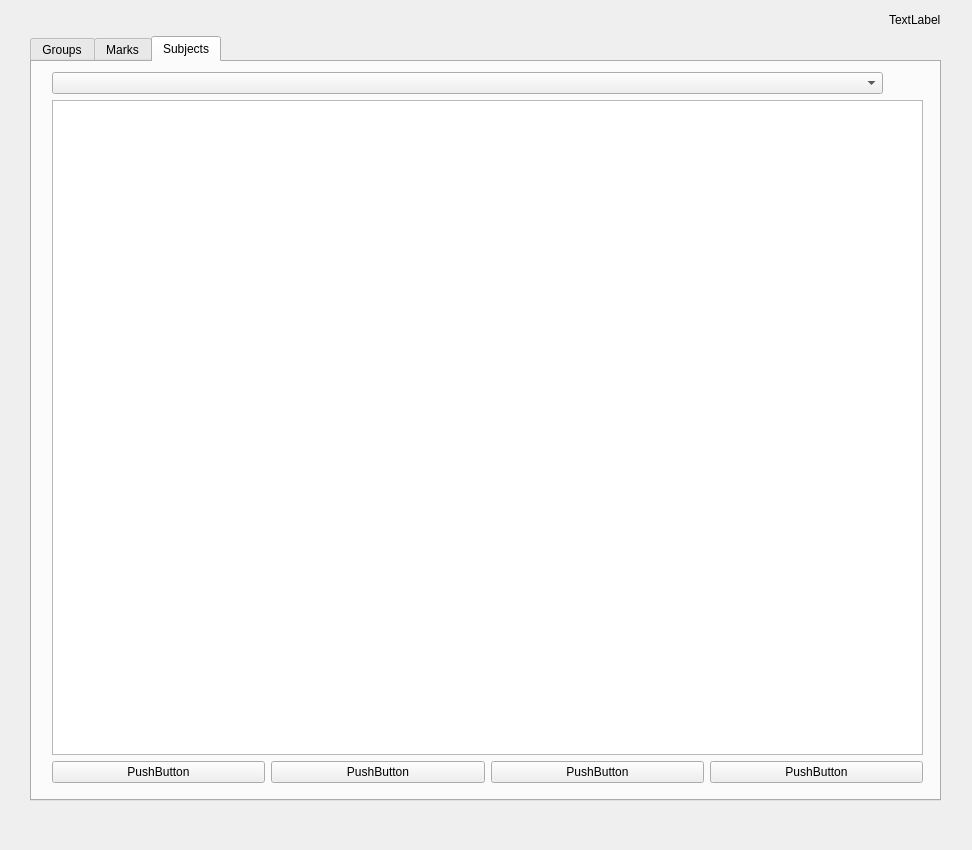
Old version of the form ui/teacher_window.ui in the repository Ane1y/deanery_db.
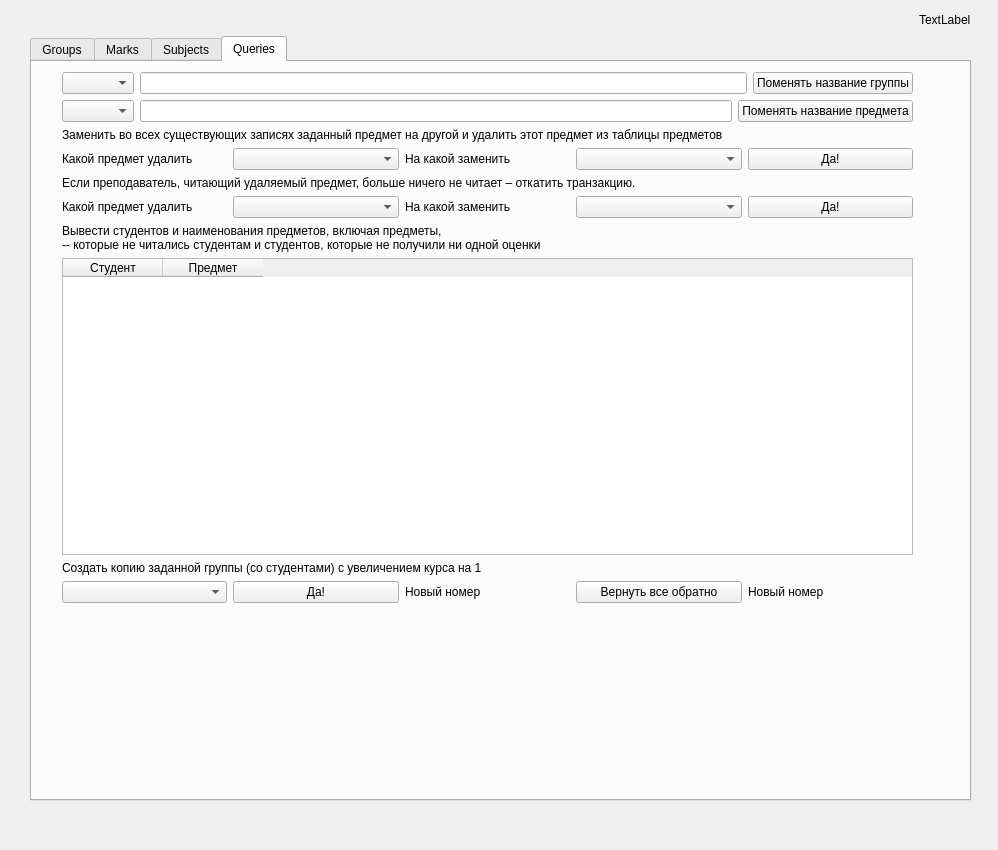
New version of the form. The open tabs and pages were chosen to show the change.

Commit message: реализиван вывод функций и представлений

```diff
--- a/ui/teacher_window.ui
+++ b/ui/teacher_window.ui
@@ -6,7 +6,7 @@
    <rect>
     <x>0</x>
     <y>0</y>
-    <width>972</width>
+    <width>998</width>
     <height>850</height>
    </rect>
   </property>
@@ -18,7 +18,7 @@
     <rect>
      <x>30</x>
      <y>10</y>
-     <width>911</width>
+     <width>941</width>
      <height>791</height>
     </rect>
    </property>
@@ -403,8 +403,8 @@
          <rect>
           <x>20</x>
           <y>10</y>
-          <width>871</width>
-          <height>711</height>
+          <width>901</width>
+          <height>701</height>
          </rect>
         </property>
         <layout class="QVBoxLayout" name="verticalLayout_3">
@@ -469,6 +469,201 @@
         </layout>
        </widget>
       </widget>
+      <widget class="QWidget" name="tab">
+       <attribute name="title">
+        <string>Queries</string>
+       </attribute>
+       <widget class="QWidget" name="verticalLayoutWidget_5">
+        <property name="geometry">
+         <rect>
+          <x>30</x>
+          <y>10</y>
+          <width>851</width>
+          <height>531</height>
+         </rect>
+        </property>
+        <layout class="QVBoxLayout" name="verticalLayout_5">
+         <item>
+          <layout class="QHBoxLayout" name="horizontalLayout_11">
+           <item>
+            <widget class="QComboBox" name="groupPointerComboBox_2"/>
+           </item>
+           <item>
+            <widget class="QLineEdit" name="changeNameOfGroupLineEdit"/>
+           </item>
+           <item>
+            <widget class="QPushButton" name="changeNameOfGroupButton">
+             <property name="text">
+              <string>Поменять название группы</string>
+             </property>
+            </widget>
+           </item>
+          </layout>
+         </item>
+         <item>
+          <layout class="QHBoxLayout" name="horizontalLayout_13">
+           <item>
+            <widget class="QComboBox" name="groupPointerComboBox1_2"/>
+           </item>
+           <item>
+            <widget class="QLineEdit" name="changeNameOfSubjectLinEdit"/>
+           </item>
+           <item>
+            <widget class="QPushButton" name="changeNameOfSubjectButton">
+             <property name="text">
+              <string>Поменять название предмета</string>
+             </property>
+            </widget>
+           </item>
+          </layout>
+         </item>
+         <item>
+          <widget class="QLabel" name="label_9">
+           <property name="text">
+            <string>Заменить во всех существующих записях заданный предмет на другой и удалить этот предмет из таблицы предметов</string>
+           </property>
+          </widget>
+         </item>
+         <item>
+          <layout class="QHBoxLayout" name="horizontalLayout_15">
+           <item>
+            <widget class="QLabel" name="label_12">
+             <property name="text">
+              <string>Какой предмет удалить</string>
+             </property>
+            </widget>
+           </item>
+           <item>
+            <widget class="QComboBox" name="subjectComboBox1"/>
+           </item>
+           <item>
+            <widget class="QLabel" name="label_13">
+             <property name="text">
+              <string>На какой заменить</string>
+             </property>
+            </widget>
+           </item>
+           <item>
+            <widget class="QComboBox" name="subjectComboBox2"/>
+           </item>
+           <item>
+            <widget class="QPushButton" name="pushButton_15">
+             <property name="text">
+              <string>Да!</string>
+             </property>
+            </widget>
+           </item>
+          </layout>
+         </item>
+         <item>
+          <widget class="QLabel" name="label_14">
+           <property name="text">
+            <string>Eсли преподаватель, читающий удаляемый предмет, больше ничего не читает – откатить транзакцию.</string>
+           </property>
+          </widget>
+         </item>
+         <item>
+          <layout class="QHBoxLayout" name="horizontalLayout_12">
+           <item>
+            <widget class="QLabel" name="label_10">
+             <property name="text">
+              <string>Какой предмет удалить</string>
+             </property>
+            </widget>
+           </item>
+           <item>
+            <widget class="QComboBox" name="subjectComboBox3"/>
+           </item>
+           <item>
+            <widget class="QLabel" name="label_11">
+             <property name="text">
+              <string>На какой заменить</string>
+             </property>
+            </widget>
+           </item>
+           <item>
+            <widget class="QComboBox" name="subjectComboBox4"/>
+           </item>
+           <item>
+            <widget class="QPushButton" name="pushButton_13">
+             <property name="text">
+              <string>Да!</string>
+             </property>
+            </widget>
+           </item>
+          </layout>
+         </item>
+         <item>
+          <layout class="QHBoxLayout" name="horizontalLayout_17">
+           <item>
+            <widget class="QLabel" name="label_20">
+             <property name="text">
+              <string>Вывести студентов и наименования предметов, включая предметы,
+-- которые не читались студентам и студентов, которые не получили ни одной оценки</string>
+             </property>
+            </widget>
+           </item>
+          </layout>
+         </item>
+         <item>
+          <widget class="QTableWidget" name="studentSubjectTableWidget">
+           <column>
+            <property name="text">
+             <string>Студент</string>
+            </property>
+           </column>
+           <column>
+            <property name="text">
+             <string>Предмет</string>
+            </property>
+           </column>
+          </widget>
+         </item>
+         <item>
+          <widget class="QLabel" name="label_16">
+           <property name="text">
+            <string>Создать копию заданной группы (со студентами) с увеличением курса на 1</string>
+           </property>
+          </widget>
+         </item>
+         <item>
+          <layout class="QHBoxLayout" name="horizontalLayout_14">
+           <item>
+            <widget class="QComboBox" name="groupPointerComboBox2"/>
+           </item>
+           <item>
+            <widget class="QPushButton" name="copyGroupButton">
+             <property name="text">
+              <string>Да!</string>
+             </property>
+            </widget>
+           </item>
+           <item>
+            <widget class="QLabel" name="label_18">
+             <property name="text">
+              <string>Новый номер</string>
+             </property>
+            </widget>
+           </item>
+           <item>
+            <widget class="QPushButton" name="turnGroupBackButton">
+             <property name="text">
+              <string>Вернуть все обратно</string>
+             </property>
+            </widget>
+           </item>
+           <item>
+            <widget class="QLabel" name="label_19">
+             <property name="text">
+              <string>Новый номер</string>
+             </property>
+            </widget>
+           </item>
+          </layout>
+         </item>
+        </layout>
+       </widget>
+      </widget>
      </widget>
     </item>
    </layout>
```
Left out of the diff: 285 changed lines with no effect on the pictures. The commit also changes 2 other files.
